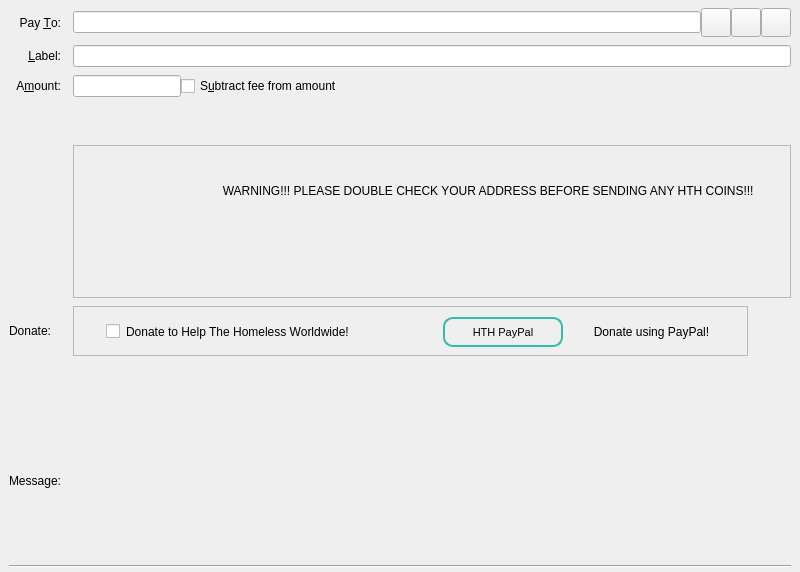
First picture: the form in src/qt/forms/sendcoinsentry.ui, repository HTHcoin/helpthehomelesscoin, before the edit.
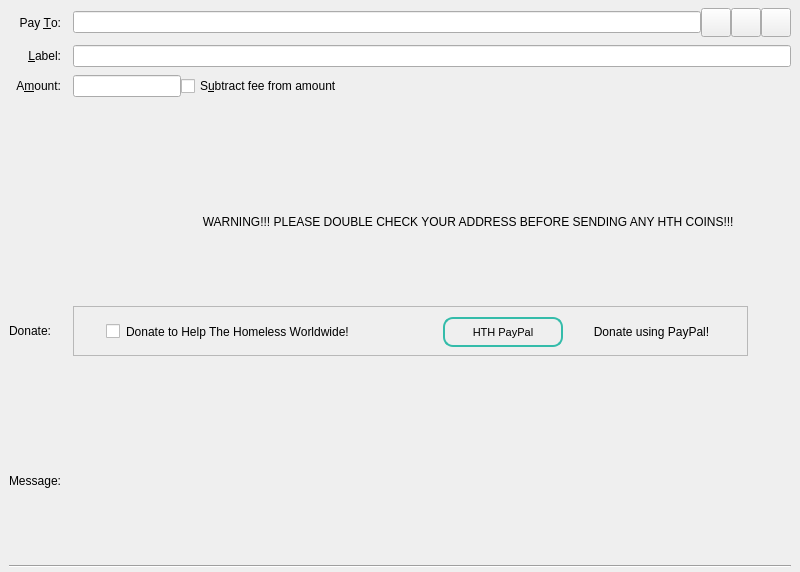
Second picture: the form after the edit. Custom widgets are drawn as their Qt base class.

```diff
--- a/src/qt/forms/sendcoinsentry.ui
+++ b/src/qt/forms/sendcoinsentry.ui
@@ -16,6 +16,9 @@
   <property name="autoFillBackground">
    <bool>false</bool>
   </property>
+  <property name="styleSheet">
+   <string notr="true">font-color: #ff0000;</string>
+  </property>
   <widget class="QFrame" name="SendCoins">
    <property name="toolTip">
     <string>This is a normal payment.</string>
@@ -371,29 +374,13 @@
      </widget>
     </item>
     <item row="4" column="1">
-     <widget class="QFrame" name="frame_Warning">
-      <property name="frameShape">
-       <enum>QFrame::StyledPanel</enum>
+     <widget class="QLabel" name="label_2">
+      <property name="styleSheet">
+       <string notr="true">font-color: #ff0000;</string>
       </property>
-      <property name="frameShadow">
-       <enum>QFrame::Raised</enum>
+      <property name="text">
+       <string>                                       WARNING!!! PLEASE DOUBLE CHECK YOUR ADDRESS BEFORE SENDING ANY HTH COINS!!!</string>
       </property>
-      <widget class="QLabel" name="label_2">
-       <property name="geometry">
-        <rect>
-         <x>20</x>
-         <y>20</y>
-         <width>671</width>
-         <height>51</height>
-        </rect>
-       </property>
-       <property name="styleSheet">
-        <string notr="true">font-color: #ff0000;</string>
-       </property>
-       <property name="text">
-        <string>                                       WARNING!!! PLEASE DOUBLE CHECK YOUR ADDRESS BEFORE SENDING ANY HTH COINS!!!</string>
-       </property>
-      </widget>
      </widget>
     </item>
    </layout>
```
Left out of the diff: 92 changed lines with no effect on the pictures.
